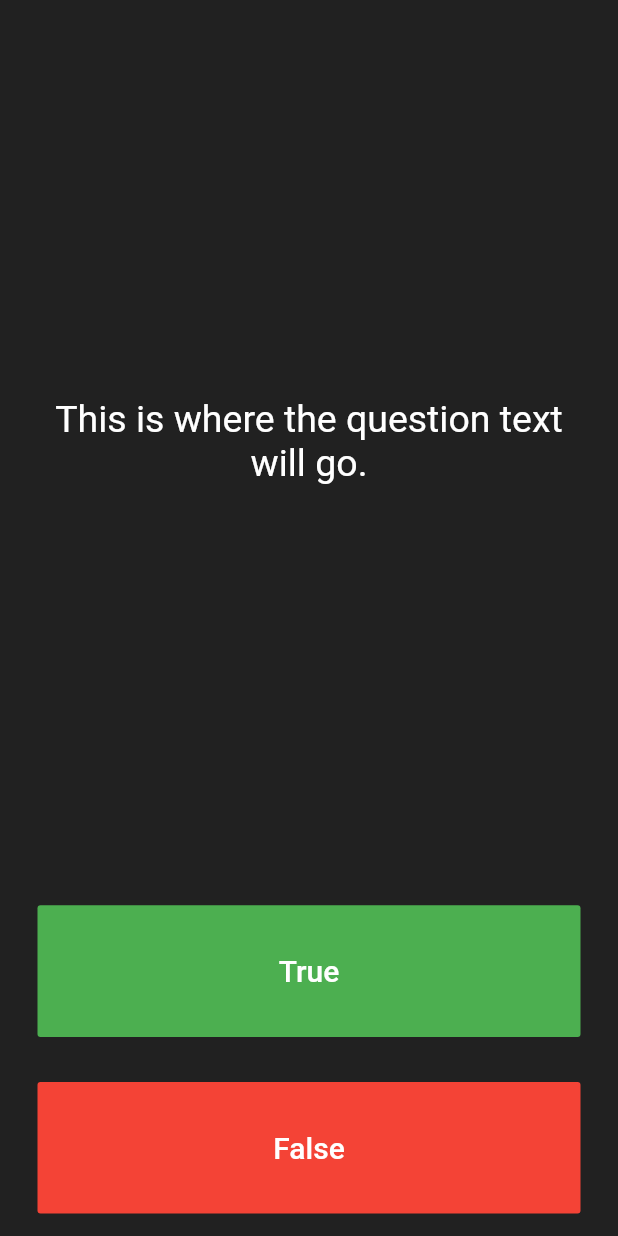
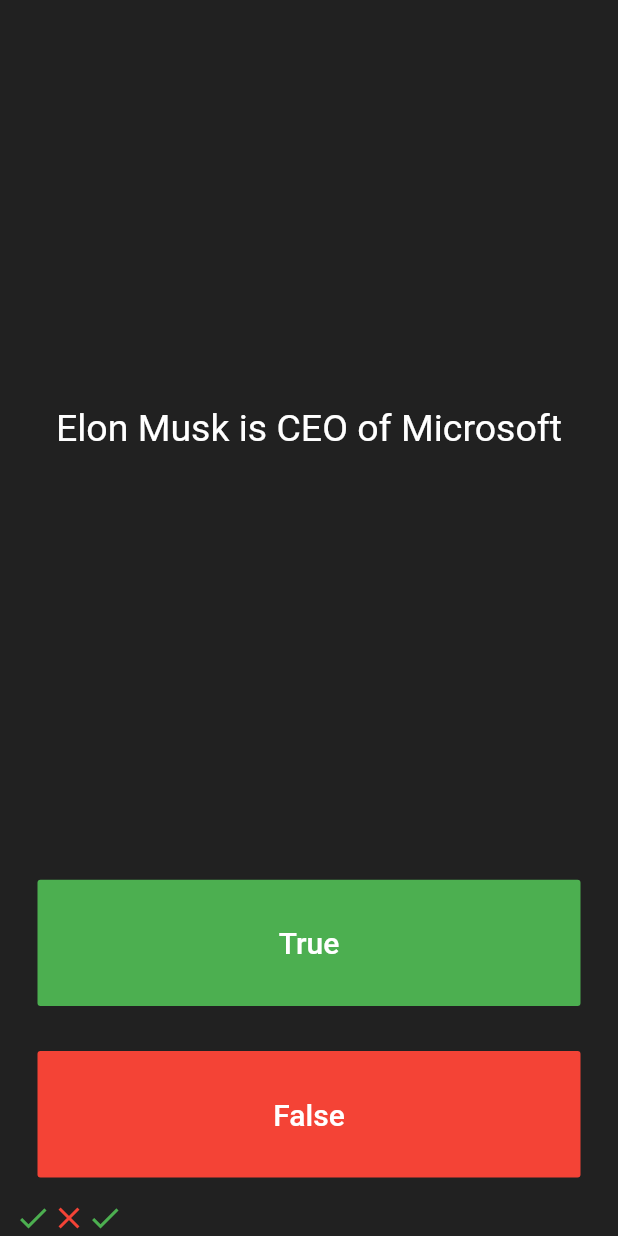
Before and after one commit to hamza-ezzahiry/Flutter_projects, a Flutter app: the screen it shows after launch, after a tap on "True", on a phone screen of 412 x 824 dp. Run offline on Flutter 3.47's test engine with Material 2 defaults, Android fonts, the phone set to English and light mode, and no system bars; our stand-ins replace audioplayers.

Commit message:
new modification

```diff
--- a/quizzler-flutter/lib/main.dart
+++ b/quizzler-flutter/lib/main.dart
@@ -6,6 +6,7 @@ class Quizzler extends StatelessWidget {
   @override
   Widget build(BuildContext context) {
     return MaterialApp(
+      debugShowCheckedModeBanner: false,
       home: Scaffold(
         backgroundColor: Colors.grey.shade900,
         body: SafeArea(
@@ -25,6 +26,16 @@ class QuizPage extends StatefulWidget {
 }
 
 class _QuizPageState extends State<QuizPage> {
+  List<Icon> iconats = [
+    Icon(
+      Icons.check,
+      color: Colors.green,
+    ),
+    Icon(
+      Icons.close,
+      color: Colors.red,
+    ),
+  ];
   @override
   Widget build(BuildContext context) {
     return Column(
@@ -37,7 +48,7 @@ class _QuizPageState extends State<QuizPage> {
             padding: EdgeInsets.all(10.0),
             child: Center(
               child: Text(
-                'This is where the question text will go.',
+                'Elon Musk is CEO of Microsoft',
                 textAlign: TextAlign.center,
                 style: TextStyle(
                   fontSize: 25.0,
@@ -61,7 +72,12 @@ class _QuizPageState extends State<QuizPage> {
                 ),
               ),
               onPressed: () {
-                //The user picked true.
+                setState(() {
+                  iconats.add(Icon(
+                    Icons.check,
+                    color: Colors.green,
+                  ));
+                });
               },
             ),
           ),
@@ -79,12 +95,14 @@ class _QuizPageState extends State<QuizPage> {
                 ),
               ),
               onPressed: () {
-                //The user picked false.
+                //The user picked false
               },
             ),
           ),
         ),
-        //TODO: Add a Row here as your score keeper
+        Row(
+          children: iconats,
+        )
       ],
     );
   }
```
